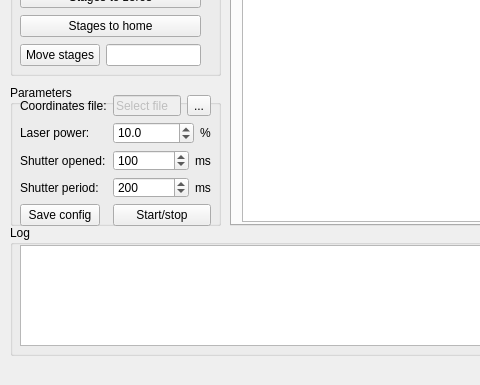
Qt form ui/MainWindow.ui (al509/LabSoft) before a commit; both pictures show x 0 to 480 and y 215 to 600 of the 800 by 600 pixel window.
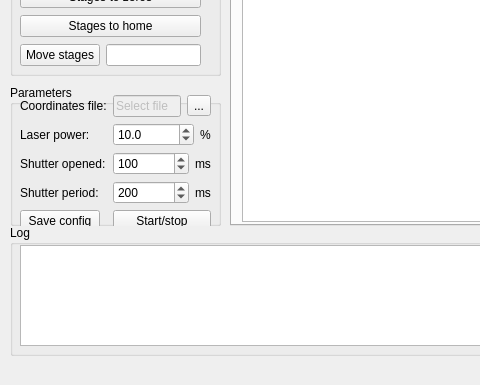
The same form after that commit.

Commit message: Automatic resized now better

```diff
--- a/ui/MainWindow.ui
+++ b/ui/MainWindow.ui
@@ -145,7 +145,7 @@
        <x>10</x>
        <y>10</y>
        <width>191</width>
-       <height>131</height>
+       <height>139</height>
       </rect>
      </property>
      <layout class="QFormLayout" name="ParametersLayout">
```
Left out of the diff: 6 changed lines with no effect on the pictures. The commit also changes 2 other files.
